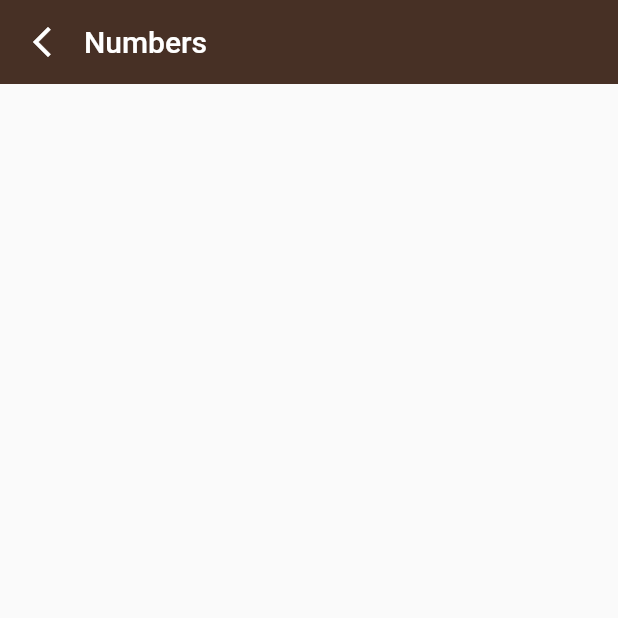
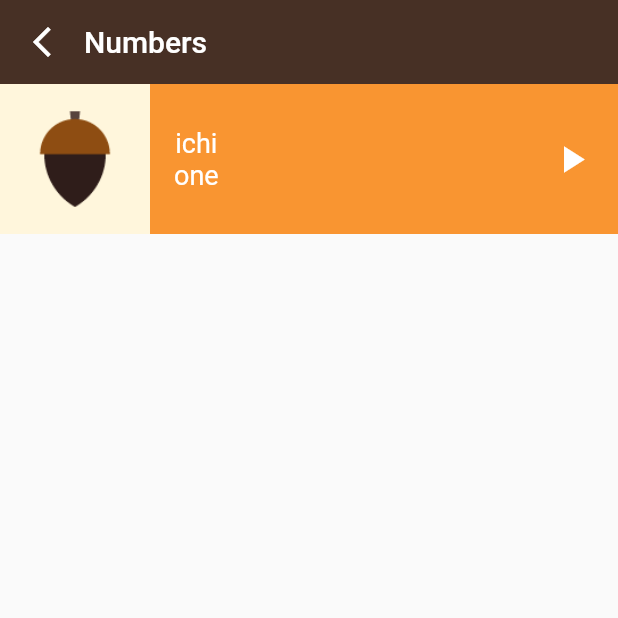
Before and after one commit to Ahmeddsanad/toku_application, a Flutter app: the Numbers screen opened directly, on a phone screen of 412 x 824 dp, the top half of it. Run offline on Flutter 3.47's test engine with Material 2 defaults, Android fonts, the phone set to English and light mode, and no system bars.

Commit message:
Number_category

```diff
--- a/lib/screens/numbers_page.dart
+++ b/lib/screens/numbers_page.dart
@@ -17,6 +17,48 @@ class Numbers extends StatelessWidget {
         title: const Text('Numbers'),
         titleSpacing: 0.0,
       ),
+      body: Container(
+        height: 100,
+        color: const Color(0xfff99531),
+        child: Row(
+          children: [
+            Container(
+                color: Color(0xfffff6dc),
+                child: Image.asset('assets/images/numbers/number_one.png')),
+            const Padding(
+              padding: EdgeInsets.only(left: 16),
+              child: Column(
+                mainAxisAlignment: MainAxisAlignment.center,
+                children: [
+                  Text(
+                    'ichi',
+                    style: TextStyle(
+                      color: Colors.white,
+                      fontSize: 18.0,
+                    ),
+                  ),
+                  Text(
+                    'one',
+                    style: TextStyle(
+                      color: Colors.white,
+                      fontSize: 18.0,
+                    ),
+                  )
+                ],
+              ),
+            ),
+            const Spacer(),
+            const Padding(
+              padding: const EdgeInsets.only(right: 16),
+              child: Icon(
+                Icons.play_arrow,
+                color: Colors.white,
+                size: 30.0,
+              ),
+            )
+          ],
+        ),
+      ),
     );
   }
 }
```
Also changed, not shown: pubspec.yaml (+5 -3 lines).
